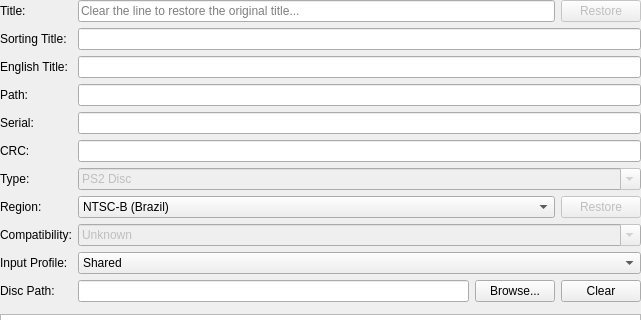
Qt form pcsx2-qt/Settings/GameSummaryWidget.ui (PCSX2/pcsx2) before a commit; both pictures show x 0 to 641 and y 0 to 320 of the 641 by 478 pixel window.
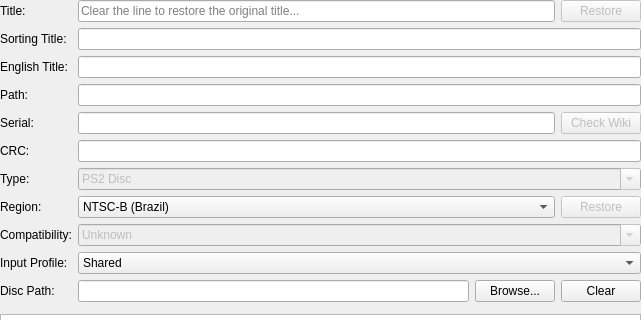
The same form after that commit. Icons and pictures are not drawn.

Commit message: Qt: Add per-game link to PCSX2 Wiki pages on right-click

The edit to the form file:
```diff
--- a/pcsx2-qt/Settings/GameSummaryWidget.ui
+++ b/pcsx2-qt/Settings/GameSummaryWidget.ui
@@ -104,11 +104,25 @@
     </widget>
    </item>
    <item row="4" column="1">
+    <layout class="QHBoxLayout" name="horizontalLayout_8">
+     <item>
     <widget class="QLineEdit" name="serial">
      <property name="readOnly">
       <bool>true</bool>
      </property>
     </widget>
+     </item>
+     <item>
+      <widget class="QPushButton" name="checkWiki">
+       <property name="enabled">
+        <bool>false</bool>
+       </property>
+       <property name="text">
+        <string>Check Wiki</string>
+       </property>
+      </widget>
+     </item>
+    </layout>
    </item>
    <item row="5" column="0">
     <widget class="QLabel" name="label_36">
```
Lines whose indentation alone changed are shown as unchanged. The commit also changes 4 other files.
